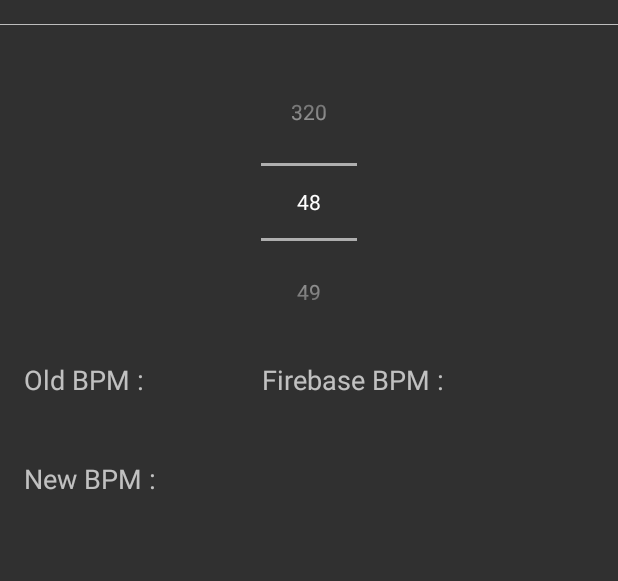
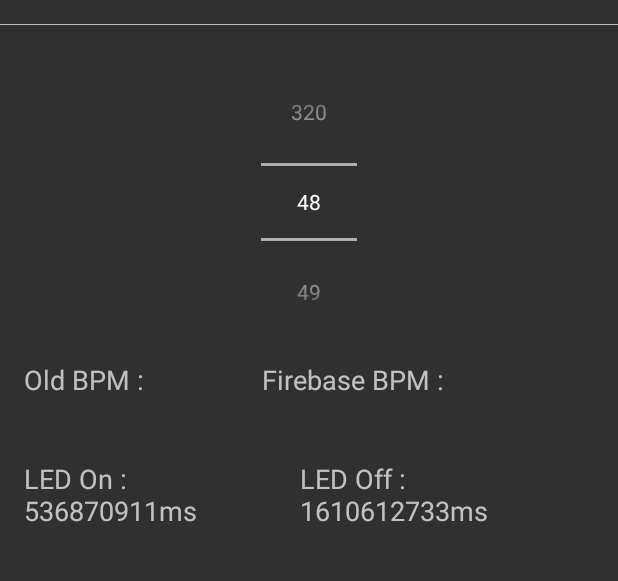
Before and after one commit to gilmourguru/Junkbox, an Android app: the BpmLedTool screen opened directly, with no data from a screen before it, on a phone screen of 412 x 824 dp, the part 228-809 px from its top. Run offline under Robolectric (Android 15) with nearby library versions, the phone set to English and light mode, and no system bars; our stand-ins replace Firebase (no records; nobody signed in at launch, a user with empty details on screens opened directly); 1 statement that could not run was skipped.

Commit message:
Added call to Notification Builder method, Changed LED BLINK INTERVAL to 1/16 note ON, 7/16 note OFF

```diff
--- a/app/src/main/java/com/junkheadaictribute/tools/junkbox/BpmLedTool.java
+++ b/app/src/main/java/com/junkheadaictribute/tools/junkbox/BpmLedTool.java
@@ -20,13 +20,16 @@
 
     private Toolbar toolbar;
     private NumberPicker bpmPicker;
-    private TextView tv1, tv2, tv3, tv4;
+    private TextView tv1, tv2, tv3, tv4, tv5;
     private int min2sec = 60;
     private int milliSec = 1000;
     private int finalInterval = 500;
+    private double finalIntervalDouble;
     private int bpm;
     private String firebaseBpmValue = null;
     private String firebaseBpmResult = null;
+    private String Old = "Old BPM : ";
+    private String New = "New BPM : ";
 
     DatabaseReference mRootRef = FirebaseDatabase.getInstance().getReference();
     DatabaseReference mBpmRef = mRootRef.child("BPM/curr_bpm");
@@ -45,6 +48,7 @@
         tv2 = (TextView) findViewById(R.id.textView3);
         tv3 = (TextView) findViewById(R.id.textView4);
         tv4 = (TextView) findViewById(R.id.textView5);
+        tv5 = (TextView) findViewById(R.id.textView6);
 
 
         bpmPicker.setOnValueChangedListener(new NumberPicker.OnValueChangeListener() {
@@ -53,12 +57,11 @@
             public void onValueChange(NumberPicker picker, int oldVal, int newVal) {
                 // TODO Auto-generated method stub
 
-                String Old = "Old BPM : ";
-                String New = "New BPM : ";
+
 
                 tv1.setText(Old.concat(String.valueOf(oldVal)));
                 firebaseBpmValue = (String.valueOf(newVal));
-                tv2.setText(firebaseBpmValue);
+                //tv2.setText(firebaseBpmValue);
                 mBpmRef.setValue(firebaseBpmValue);
             }
         });
@@ -92,18 +95,32 @@
     }
 
     private void calcLedInt() {
-        finalInterval = (milliSec/(bpm/min2sec));
-        Toast.makeText(this, "LED Interval : " + finalInterval, Toast.LENGTH_LONG).show();
+        double milliDouble = (double) milliSec;
+        double bpmDouble = (double) bpm;
+        double min2secDouble = (double) min2sec;
+        finalIntervalDouble = (milliDouble/(bpmDouble/min2secDouble));
+        finalInterval = (int) finalIntervalDouble;
+        //Toast.makeText(this, "LED Interval : " + finalInterval, Toast.LENGTH_LONG).show();
         //Notification.Builder setLights (255, ((finalInterval%1)/2), ((finalInterval%1)/2));
+        testNotification();
 
     }
 
     private void testNotification() {
         Notification.Builder builder = new Notification.Builder(this);
-        builder.setSmallIcon(R.mipmap.ic_launcher)
+        builder.setSmallIcon(R.drawable.ic_notify_main)
                 .setPriority(Notification.PRIORITY_HIGH)
                 .setOngoing(true);
-        builder.setLights(0xff0000ff, (finalInterval/2), (finalInterval/2));
+        int ledOn = finalInterval/4;
+        int ledOff = ledOn*3;
+        String lOn = "LED On : ";
+        String lOff = "LED Off : ";
+        String ms = "ms";
+        String on = lOn.concat(String.valueOf(ledOn)).concat(ms);
+        String off = lOff.concat(String.valueOf(ledOff)).concat(ms);
+        tv2.setText(on);
+        tv5.setText(off);
+        builder.setLights(0xff0000ff, ledOn, ledOff);
         NotificationManager manager = (NotificationManager) getSystemService(NOTIFICATION_SERVICE);
         manager.notify(1, builder.build());
     }
--- a/app/src/main/res/layout/activity_bpm_led_tool.xml
+++ b/app/src/main/res/layout/activity_bpm_led_tool.xml
@@ -103,6 +103,11 @@
 
         </LinearLayout>
 
+        <LinearLayout
+            android:layout_width="match_parent"
+            android:layout_height="wrap_content"
+            android:orientation="horizontal">
+
             <TextView
                 android:id="@+id/textView3"
                 android:textSize="18dp"
@@ -110,9 +115,21 @@
                 android:layout_width="wrap_content"
                 android:layout_height="wrap_content"
                 android:layout_below="@+id/textView2"
-                android:layout_centerHorizontal="true"
+                android:layout_weight="1"
                 android:layout_marginTop="25dp"
-                android:text="New BPM : " />
+                android:text="LED On : "/>
+        <TextView
+            android:id="@+id/textView6"
+            android:textSize="18dp"
+            android:layout_marginRight="@dimen/activity_horizontal_margin"
+            android:layout_width="wrap_content"
+            android:layout_height="wrap_content"
+            android:layout_below="@+id/textView2"
+            android:layout_weight="1"
+            android:layout_marginTop="25dp"
+            android:text="LED Off : " />
+
+        </LinearLayout>
 
 
 
```
Also changed, not shown: app/src/main/res/drawable-hdpi-v11/ic_notify_main.png (added), app/src/main/res/drawable-hdpi-v9/ic_notify_main.png (added), app/src/main/res/drawable-hdpi/ic_notify_main.png (added), app/src/main/res/drawable-mdpi-v11/ic_notify_main.png (added), app/src/main/res/drawable-mdpi-v9/ic_notify_main.png (added), app/src/main/res/drawable-mdpi/ic_notify_main.png (added), app/src/main/res/drawable-xhdpi-v11/ic_notify_main.png (added), app/src/main/res/drawable-xhdpi-v9/ic_notify_main.png (added), app/src/main/res/drawable-xhdpi/ic_notify_main.png (added), app/src/main/res/drawable-xxhdpi-v11/ic_notify_main.png (added), app/src/main/res/drawable-xxhdpi-v9/ic_notify_main.png (added), app/src/main/res/drawable-xxhdpi/ic_notify_main.png (added).
